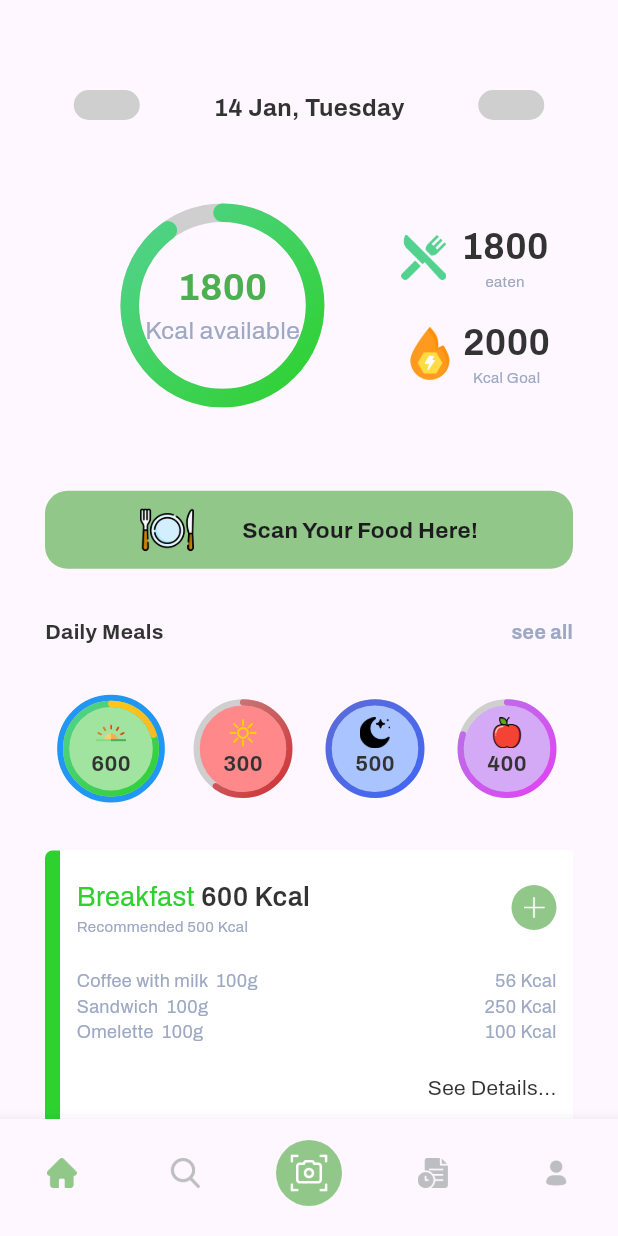
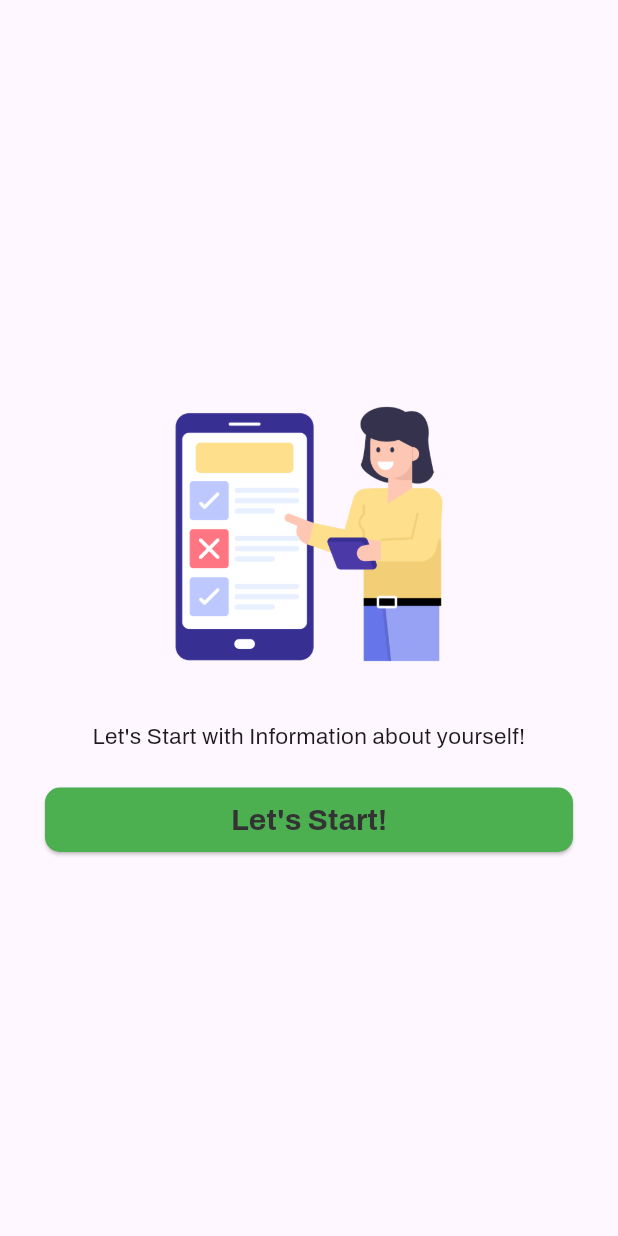
Before and after one commit to EdgarTanamal/Nutriwise, a Flutter app: the screen it shows after launch, after a tap on "Continue", on a phone screen of 412 x 824 dp. Run offline on Flutter 3.47's test engine with Material 3 defaults, Android fonts, the light colour scheme and no system bars; our stand-ins replace cloud_firestore, firebase_auth, firebase_core, google_fonts, share_plus, shared_preferences; missing offline and left inert: json_cache; accounts and stored records are empty.

Commit message:
adding Personalized Survey to the App

```diff
--- a/lib/main.dart
+++ b/lib/main.dart
@@ -30,6 +30,8 @@ class MyApp extends StatelessWidget {
         '/home': (context) =>  HomeScreen(), // Rute untuk home screen
         '/login': (context) => LoginPage(), // Rute untuk login screen
         '/register': (context) => RegisterPage(), // Rute untuk register screen
+        '/introsurvey':(context) => IntroScreen(),
+        '/survey':(context) => SurveyScreen(),
         //'/gallery': (context) => const GalleryPage(), // Rute untuk gallery screen
         //'/trashbin': (context) => const TrashbinPage(), // Rute untuk trashbin screen
       },
--- a/lib/shared/const.dart
+++ b/lib/shared/const.dart
@@ -104,7 +104,7 @@ class AppPicture{
   static const String user = "assets/images/user.png";
   static const String userActive = "assets/images/userActive.png";
   static const String camera = "assets/images/camera.png";
-
+  static const String survey = "assets/images/survey.png";
 }
 
 
--- /dev/null
+++ b/lib/view/pages/introScreen.dart
@@ -0,0 +1,31 @@
+part of 'pages.dart';
+
+class IntroScreen extends StatelessWidget {
+  @override
+  Widget build(BuildContext context) {
+    return Scaffold(
+      body: Padding(
+        padding: const EdgeInsets.all(30.0),
+        child: Center(
+          child: Column(
+            mainAxisAlignment: MainAxisAlignment.center,
+            children: [
+              Image.asset(AppPicture.survey, height: 200), // Gambar ilustrasi
+              SizedBox(height: 24),
+              Text(
+                "Let's Start with Information about yourself!",
+                textAlign: TextAlign.center,
+                style: GoogleFonts.archivo(
+                    fontSize: 15,
+
+                ),
+              ),
+              SizedBox(height: 24),
+              Custombutton(detail: "Let's Start!", route: "/survey",shouldNavigate: true),
+            ],
+          ),
+        ),
+      ),
+    );
+  }
+}
--- a/lib/view/pages/pages.dart
+++ b/lib/view/pages/pages.dart
@@ -4,6 +4,7 @@ import 'package:diabets/shared/shared.dart';
 import 'package:diabets/view/widgets/widgets.dart';
 import 'package:flutter/material.dart';
 import 'package:flutter/cupertino.dart';
+import 'package:flutter/services.dart';
 import 'package:flutter/widgets.dart';
 import 'package:google_fonts/google_fonts.dart';
 
@@ -12,3 +13,5 @@ part 'register_page.dart';
 part 'login_page.dart';
 part 'splashscreen_page.dart';
 part 'home_page.dart';
+part 'introScreen.dart';
+part 'surveyScreen.dart';
--- a/lib/view/pages/register_page.dart
+++ b/lib/view/pages/register_page.dart
@@ -50,7 +50,7 @@ class RegisterPage extends StatelessWidget {
             SizedBox(height: 24),
             ElevatedButton(
               onPressed: () {
-                Navigator.pushNamed(context, '/home');
+                Navigator.pushNamed(context, '/introsurvey');
 
               },
               style: ElevatedButton.styleFrom(
--- a/lib/view/widgets/calorieProgressIndicator.dart
+++ b/lib/view/widgets/calorieProgressIndicator.dart
@@ -80,7 +80,7 @@ class CalorieProgressIndicator extends StatelessWidget {
               Text(
                 "Kcal available",
                 style: GoogleFonts.archivo(
-                    fontSize: totalCalorie?screenWidth*0.04:screenWidth*0.03,
+                    fontSize: totalCalorie?screenWidth*0.035:screenWidth*0.03,
                     color: totalCalorie? AppColors.subText:AppColors.textColor
                 ),
               ):SizedBox.shrink(),
--- /dev/null
+++ b/lib/view/widgets/customButton.dart
@@ -0,0 +1,63 @@
+part of 'widgets.dart';
+
+class Custombutton extends StatelessWidget {
+  final VoidCallback? submitForm;
+  final String detail;
+  final String route;
+  final GlobalKey<FormState>? formKey;
+  final bool shouldNavigate;
+
+
+  const Custombutton({
+    super.key,
+    this.submitForm,
+    required this.detail,
+    required this.route,
+    this.formKey,
+    this.shouldNavigate=false,
+
+  });
+
+  @override
+  Widget build(BuildContext context) {
+    return Container(
+      width: double.infinity,
+      height: 43,
+      child: ElevatedButton(
+        onPressed:(){
+          if (shouldNavigate) {
+            Navigator.pushNamed(context, route);
+          } else {
+            // Jika tombol digunakan untuk validasi dan submit form
+            if (formKey?.currentState?.validate() ?? false) {
+              if (submitForm != null) {
+                submitForm!();
+                Navigator.pushNamed(context, route);
+              }
+            } else {
+              ScaffoldMessenger.of(context).showSnackBar(
+                SnackBar(content: Text("Please fill all fields correctly")),
+              );
+            }
+          }
+        },
+        style: ElevatedButton.styleFrom(
+          backgroundColor: Colors.green,
+          shape: RoundedRectangleBorder(
+            borderRadius: BorderRadius.circular(10),
+
+          ),
+        ),
+        child: Text(
+          detail,
+          style: GoogleFonts.archivo(
+            fontSize: 20,
+            color: AppColors.textColor,
+            fontWeight: FontWeight.bold
+
+          ),
+        ),
+      ),
+    );
+  }
+}
--- a/lib/view/widgets/widgets.dart
+++ b/lib/view/widgets/widgets.dart
@@ -15,3 +15,6 @@ part 'descriptionCard.dart';
 part 'widgetCard.dart';
 part 'header.dart';
 part 'navbar.dart';
+part 'customFormField.dart';
+part 'customDropDown.dart';
+part 'customButton.dart';
```
Also changed, not shown: lib/view/pages/home_page.dart (+29 -1 lines), lib/view/pages/surveyScreen.dart (added, +235 -0 lines), lib/view/widgets/customDropDown.dart (added, +98 -0 lines), lib/view/widgets/customFormField.dart (added, +101 -0 lines), assets/images/survey.png (added).
